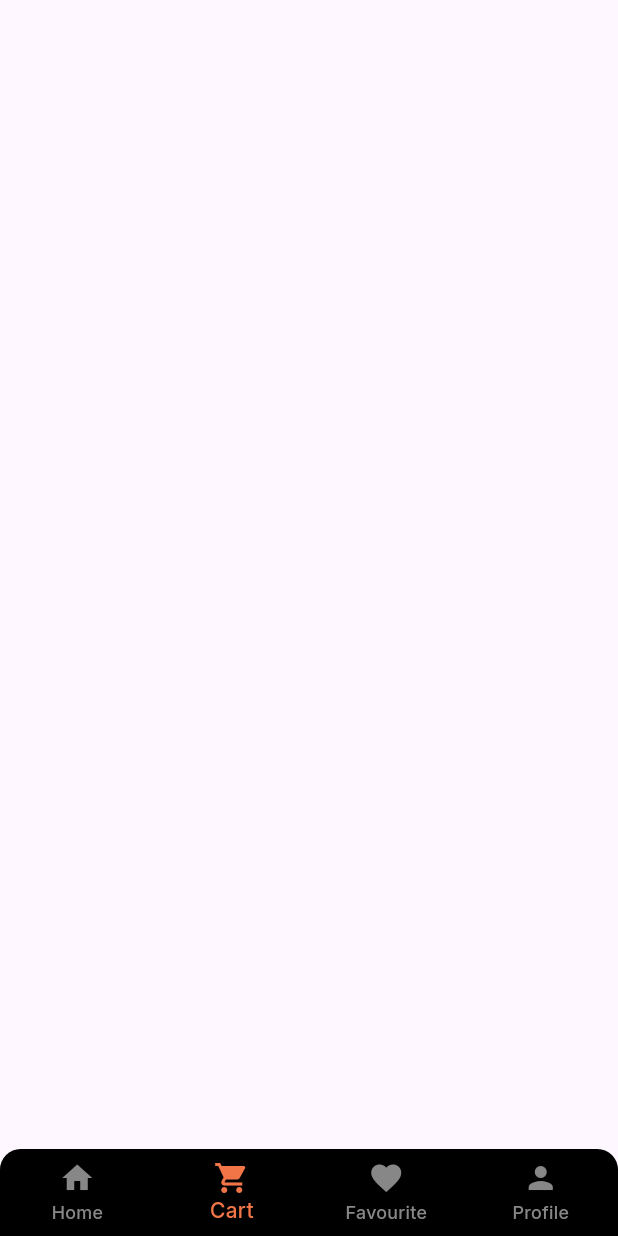
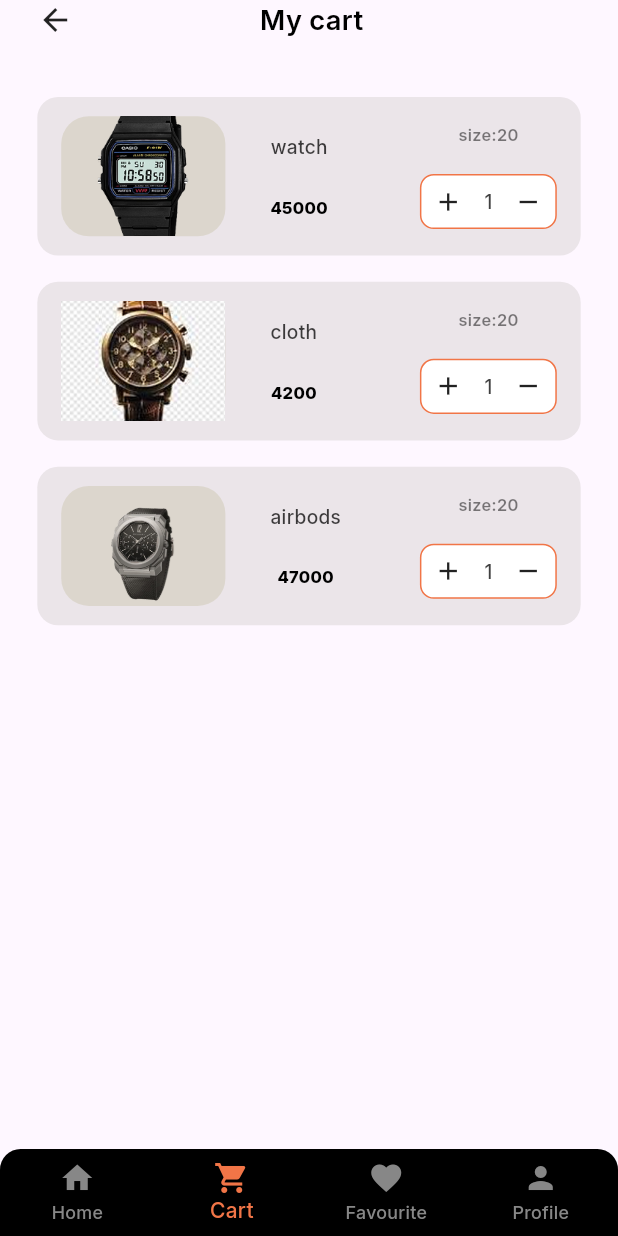
Before and after one commit to AmrReda92/e-commerce-app, a Flutter app: the screen it shows after launch, item 2 of the bottom bar chosen, on a phone screen of 412 x 824 dp. Run offline on Flutter 3.47's test engine with Material 3 defaults, Android fonts, the phone set to English and light mode, and no system bars; our stand-ins replace flutter_screenutil, flutter_svg.

Commit message:
finish cart screen

```diff
--- a/lib/core/models/app_text_styles.dart
+++ b/lib/core/models/app_text_styles.dart
@@ -28,6 +28,11 @@ class AppTextStyles {
     color:  Color(0xffF17547),
     fontWeight: FontWeight.w400
   );
+  static  TextStyle fontMedium14 = TextStyle(
+    fontSize: 14.sp,
+    color:  Color(0xBF000000),
+    fontWeight: FontWeight.w400
+  );
   static  TextStyle fontExtraBold12 = TextStyle(
     fontSize: 12.sp,
     color:  Colors.black,
--- /dev/null
+++ b/lib/features/cart/models/cart_model.dart
@@ -0,0 +1,8 @@
+class CartModel {
+  final String image ;
+  final String name ;
+  final String price ;
+  final String size;
+
+  CartModel({required this.image,required this.name,required this.price,required this.size});
+}
--- a/lib/features/cart/ui/cart_screen.dart
+++ b/lib/features/cart/ui/cart_screen.dart
@@ -1,12 +1,35 @@
+import 'package:commerce_app/core/models/app_colors.dart';
+import 'package:commerce_app/core/models/app_text_styles.dart';
 import 'package:flutter/material.dart';
+import 'package:flutter_screenutil/flutter_screenutil.dart';
+
+import '../widgets/cart_list_view.dart';
 
 class CartScreen extends StatelessWidget {
   const CartScreen({super.key});
 
   @override
   Widget build(BuildContext context) {
-    return Scaffold(
+    return SafeArea(
+      child: Scaffold(
+        body: Padding(
+          padding: EdgeInsets.symmetric(horizontal: 25.w),
+          child: Column(
+            children: [
+              Row(
+                children: [
+                  Icon(Icons.arrow_back),
+                  SizedBox(width: 125.w,),
+                  Text("My cart",style: AppTextStyles.font20,)
+                ],
+              ),
+              SizedBox(height: 42.h,),
+              Expanded(child: CartListView())
 
+            ],
+          ),
+        ),
+      ),
     );
   }
 }
--- /dev/null
+++ b/lib/features/cart/widgets/cart_list_view.dart
@@ -0,0 +1,111 @@
+import 'package:commerce_app/core/models/app_colors.dart';
+import 'package:commerce_app/core/models/app_images.dart';
+import 'package:commerce_app/core/models/app_text_styles.dart';
+import 'package:commerce_app/features/cart/models/cart_model.dart';
+import 'package:flutter/material.dart';
+import 'package:flutter_screenutil/flutter_screenutil.dart';
+
+class CartListView extends StatelessWidget {
+  const CartListView({super.key});
+
+  static List<CartModel> cartModel = [
+    CartModel(
+      image: "assets/images/watch_four.png",
+      name: "watch",
+      price: "45000",
+      size: "size:20",
+    ),
+    CartModel(
+      image: "assets/images/watch_onee.png",
+      name: "cloth",
+      price: "4200",
+      size: "size:20",
+    ),
+    CartModel(
+      image: "assets/images/watch_three.png",
+      name: "airbods",
+      price: "47000",
+      size: "size:20",
+    ),
+  ];
+  @override
+  Widget build(BuildContext context) {
+    return ListView.builder(
+      scrollDirection: Axis.vertical,
+      itemCount: cartModel.length,
+      itemBuilder: (context, index) {
+        return Padding(
+          padding:  EdgeInsets.only(bottom: 19.h),
+          child: Container(
+            height: 115.h,
+            decoration: BoxDecoration(
+              borderRadius: BorderRadius.circular(15.r),
+              color: AppColors.categoryBackground,
+            ),
+            child: Padding(
+              padding: EdgeInsets.symmetric(horizontal: 16.w),
+              child: Row(
+                children: [
+                  Container(
+                    height: 87.h,
+                    width: 110.w,
+                    decoration: BoxDecoration(
+                      borderRadius: BorderRadius.circular(20.r),
+                      color: Color(0xffB0AB7B).withAlpha(64),
+                    ),
+                    child: Image.asset(cartModel[index].image, fit: BoxFit.cover),
+                  ),
+                  SizedBox(width: 30.w),
+                  Column(
+                    mainAxisAlignment: MainAxisAlignment.spaceEvenly,
+                    children: [
+                      Text(
+                        cartModel[index].name,
+                        style: AppTextStyles.fontMedium14,
+                      ),
+                      Text(
+                        cartModel[index].price,
+                        style: AppTextStyles.fontExtraBold12,
+                      ),
+                    ],
+                  ),
+                  Spacer(),
+                  Column(
+                    mainAxisAlignment: MainAxisAlignment.spaceEvenly,
+                    children: [
+                      Text(cartModel[index].size, style: AppTextStyles.font12),
+                      Container(
+                        decoration: BoxDecoration(
+                          border: Border.all(
+                            color: AppColors.container1Background,
+                          ),
+                          borderRadius: BorderRadius.circular(10.r),
+                          color: Colors.white,
+                        ),
+                        child: Padding(
+                          padding: EdgeInsets.symmetric(
+                            horizontal: 8.w,
+                            vertical: 8.h,
+                          ),
+                          child: Row(
+                            children: [
+                              Icon(Icons.add, size: 20),
+                              SizedBox(width: 14.w),
+                              Text("1", style: AppTextStyles.fontMedium14),
+                              SizedBox(width: 14.w),
+                              Icon(Icons.remove, size: 20),
+                            ],
+                          ),
+                        ),
+                      ),
+                    ],
+                  ),
+                ],
+              ),
+            ),
+          ),
+        );
+      },
+    );
+  }
+}
```
